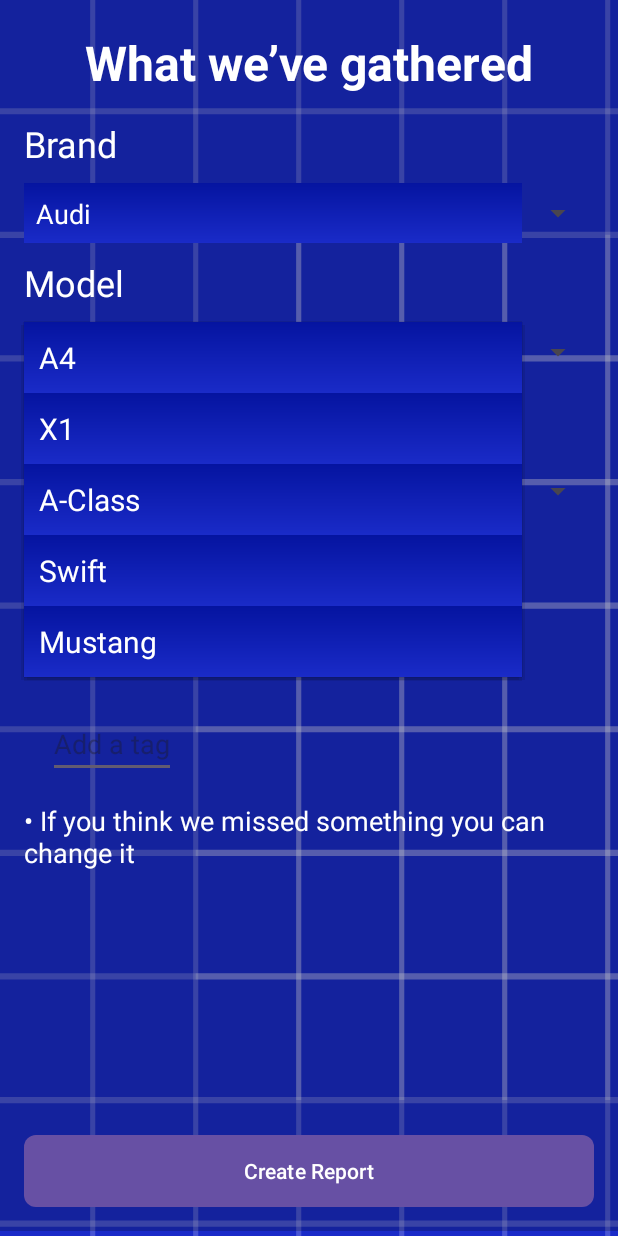
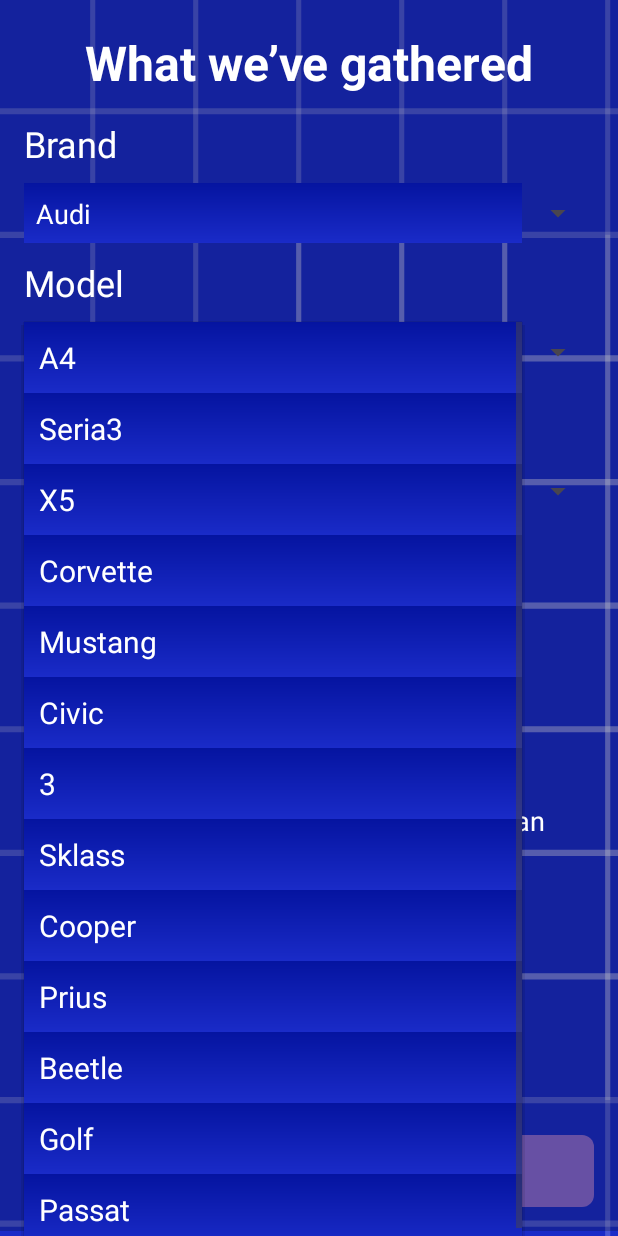
Before and after one commit to Andarw/FixMyRide, an Android app: the ReportGenerationActivity screen opened directly, with no data from a screen before it, after a tap on "A4", on a phone screen of 412 x 824 dp. Run offline under Robolectric (Android 15) with nearby library versions, the phone set to English and light mode, and no system bars.

Commit message:
Finished prediction processing and choosing report options.

```diff
--- a/FixMyRideApp/app/src/main/java/com/example/fixmyrideapp/ImagesActivity.java
+++ b/FixMyRideApp/app/src/main/java/com/example/fixmyrideapp/ImagesActivity.java
@@ -30,6 +30,7 @@
 import java.io.File;
 import java.io.IOException;
 import java.util.ArrayList;
+import java.util.Arrays;
 import java.util.List;
 import java.util.Objects;
 
@@ -291,9 +292,13 @@
                     Toast.makeText(ImagesActivity.this, "Report info sent successfully! damage: " + (response.body()).toString(), Toast.LENGTH_LONG).show();
 
                     // Create the unfinished report in the database and add the photos, user_ID and report_id
+                    List<String> split_body = Arrays.asList(damage_area.split("-"));
+                    Intent intent = new Intent(ImagesActivity.this, ReportGenerationActivity.class);
+                    System.out.println("########" + split_body.get(0) + "     " + split_body.get(1) + "     " + split_body.get(2));
+                    intent.putExtra("brand", split_body.get(0));
+                    intent.putExtra("model", split_body.get(1));
+                    intent.putExtra("damage", split_body.get(2));
 
-                    Intent intent = new Intent(ImagesActivity.this, ReportGenerationActivity.class);
-                    intent.putExtra("damage", damage_area);
                     startActivity(intent);
                 });
             }
--- a/FixMyRideApp/app/src/main/java/com/example/fixmyrideapp/ReportGenerationActivity.java
+++ b/FixMyRideApp/app/src/main/java/com/example/fixmyrideapp/ReportGenerationActivity.java
@@ -105,6 +105,12 @@
         spinnerBrand.setAdapter(adapterBrandItems);
         spinnerModel.setAdapter(adapterModelItems);
         spinnerYear.setAdapter(adapterYearItems);
+
+        int brandPosition = adapterBrandItems.getPosition(getIntent().getStringExtra("brand"));
+        spinnerBrand.setSelection(brandPosition);
+
+        int modelPosition = adapterModelItems.getPosition(getIntent().getStringExtra("model"));
+        spinnerModel.setSelection(modelPosition);
 
         ViewCompat.setOnApplyWindowInsetsListener(findViewById(R.id.report_generation_container), (v, insets) -> {
             Insets systemBars = insets.getInsets(WindowInsetsCompat.Type.systemBars());
--- a/FixMyRideApp/app/src/main/res/values/brand_spiner_items.xml
+++ b/FixMyRideApp/app/src/main/res/values/brand_spiner_items.xml
@@ -3,8 +3,14 @@
     <string-array name="Brand_spinner_items">
         <item>Audi</item>
         <item>BMW</item>
-        <item>Mercedes</item>
-        <item>Suzuki</item>
+        <item>Chevrolete</item>
+        <item>Bmw</item>
         <item>Ford</item>
+        <item>Honda</item>
+        <item>Mazda</item>
+        <item>Mercedes-benz</item>
+        <item>Mini</item>
+        <item>Toyota</item>
+        <item>Volkswagen</item>
     </string-array>
 </resources>
--- a/FixMyRideApp/app/src/main/res/values/model_spiner_items.xml
+++ b/FixMyRideApp/app/src/main/res/values/model_spiner_items.xml
@@ -2,9 +2,17 @@
 <resources>
     <string-array name="Model_spinner_items">
         <item>A4</item>
-        <item>X1</item>
-        <item>A-Class</item>
-        <item>Swift</item>
+        <item>Seria3</item>
+        <item>X5</item>
+        <item>Corvette</item>
         <item>Mustang</item>
+        <item>Civic</item>
+        <item>3</item>
+        <item>Sklass</item>
+        <item>Cooper</item>
+        <item>Prius</item>
+        <item>Beetle</item>
+        <item>Golf</item>
+        <item>Passat</item>
     </string-array>
 </resources>
```
